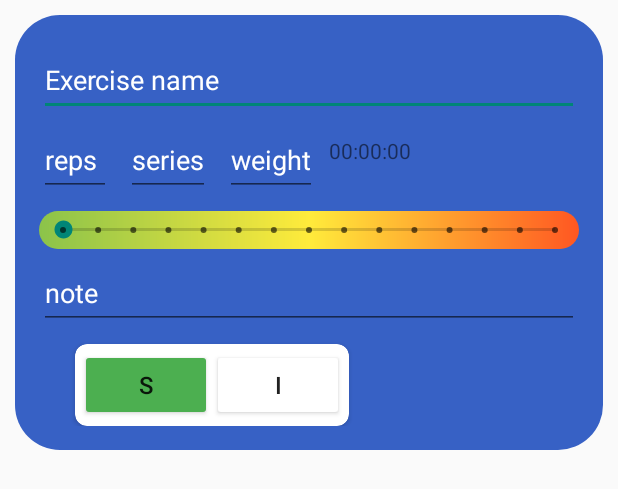
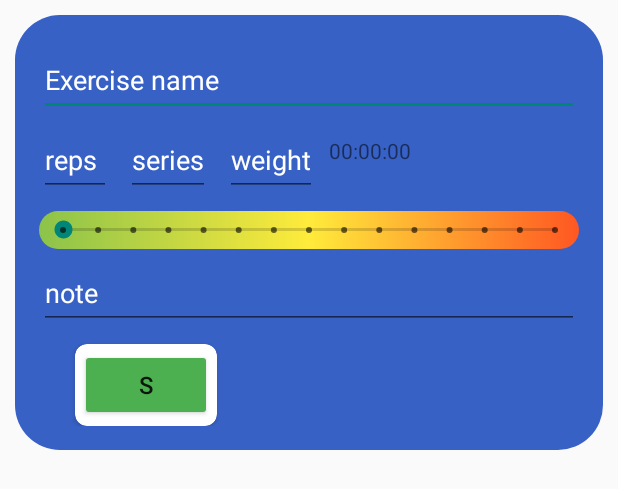
Before and after one commit to mattexe1903/dispositiviMobiliMarelli, an Android app built with Jetpack Compose: the layout new_exercise_box.xml on its own in the app's theme, with its tools: preview values and no code run, on a phone screen of 412 x 824 dp. Shown: the top 489 px of the screen. Run offline under Robolectric (Android 15) with nearby library versions, the phone set to English and light mode, and no system bars.

```diff
--- a/app/src/main/res/layout/new_exercise_box.xml
+++ b/app/src/main/res/layout/new_exercise_box.xml
@@ -87,17 +87,6 @@
                 app:layout_constraintTop_toTopOf="parent" />
 
             <Button
-                android:id="@+id/intermedio"
-                android:layout_width="wrap_content"
-                android:layout_height="wrap_content"
-                android:backgroundTint="#FFFFFF"
-                android:text="I"
-                android:textSize="16sp"
-                app:layout_constraintBottom_toBottomOf="parent"
-                app:layout_constraintStart_toEndOf="@+id/start"
-                app:layout_constraintTop_toTopOf="parent" />
-
-            <Button
                 android:id="@+id/reset"
                 android:layout_width="wrap_content"
                 android:layout_height="wrap_content"
@@ -106,7 +95,7 @@
                 android:textSize="16sp"
                 android:visibility="gone"
                 app:layout_constraintBottom_toBottomOf="parent"
-                app:layout_constraintStart_toEndOf="@+id/intermedio"
+                app:layout_constraintStart_toEndOf="@+id/start"
                 app:layout_constraintTop_toTopOf="parent" />
 
             <Button
@@ -123,6 +112,7 @@
 
         </androidx.constraintlayout.widget.ConstraintLayout>
     </androidx.cardview.widget.CardView>
+
 
     <LinearLayout
         android:id="@+id/sub_button_container"
```
Also changed, not shown: app/src/main/java/com/example/loginui/NewWorkoutActivity.kt (+1 -10 lines).
